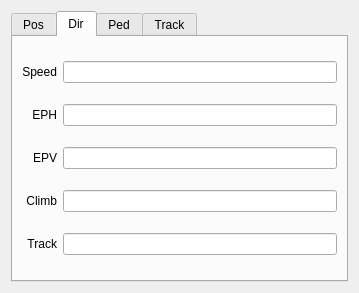
Above: qtpedometer.ui from wolfmanjm/qtpedometer before the change. Below: the same form after it.
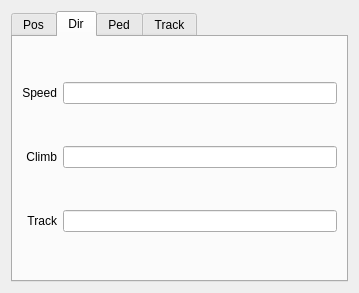
That is the form after the change. The open tabs and pages were chosen to show the change.

```diff
--- a/qtpedometer.ui
+++ b/qtpedometer.ui
@@ -141,40 +141,6 @@
         </widget>
        </item>
        <item row="1" column="0" >
-        <widget class="QLabel" name="label_9" >
-         <property name="text" >
-          <string>EPH</string>
-         </property>
-         <property name="alignment" >
-          <set>Qt::AlignRight|Qt::AlignTrailing|Qt::AlignVCenter</set>
-         </property>
-        </widget>
-       </item>
-       <item row="1" column="1" >
-        <widget class="QLineEdit" name="eph" >
-         <property name="readOnly" >
-          <bool>true</bool>
-         </property>
-        </widget>
-       </item>
-       <item row="2" column="0" >
-        <widget class="QLabel" name="label_8" >
-         <property name="text" >
-          <string>EPV</string>
-         </property>
-         <property name="alignment" >
-          <set>Qt::AlignRight|Qt::AlignTrailing|Qt::AlignVCenter</set>
-         </property>
-        </widget>
-       </item>
-       <item row="2" column="1" >
-        <widget class="QLineEdit" name="epv" >
-         <property name="readOnly" >
-          <bool>true</bool>
-         </property>
-        </widget>
-       </item>
-       <item row="3" column="0" >
         <widget class="QLabel" name="label_6" >
          <property name="text" >
           <string>Climb</string>
@@ -184,14 +150,14 @@
          </property>
         </widget>
        </item>
-       <item row="3" column="1" >
+       <item row="1" column="1" >
         <widget class="QLineEdit" name="climb" >
          <property name="readOnly" >
           <bool>true</bool>
          </property>
         </widget>
        </item>
-       <item row="4" column="0" >
+       <item row="2" column="0" >
         <widget class="QLabel" name="label_10" >
          <property name="text" >
           <string>Track</string>
@@ -201,7 +167,7 @@
          </property>
         </widget>
        </item>
-       <item row="4" column="1" >
+       <item row="2" column="1" >
         <widget class="QLineEdit" name="track" >
          <property name="readOnly" >
           <bool>true</bool>
```
Left out of the diff: 2 changed lines with no effect on the pictures.
